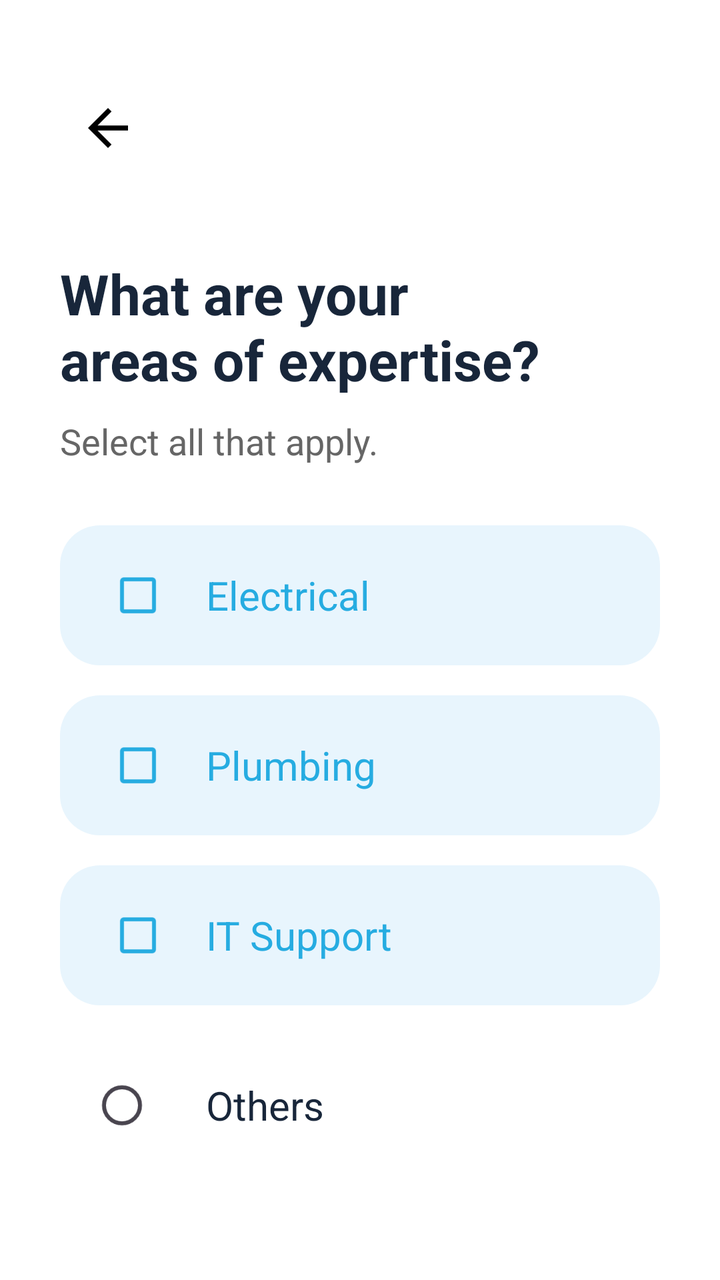
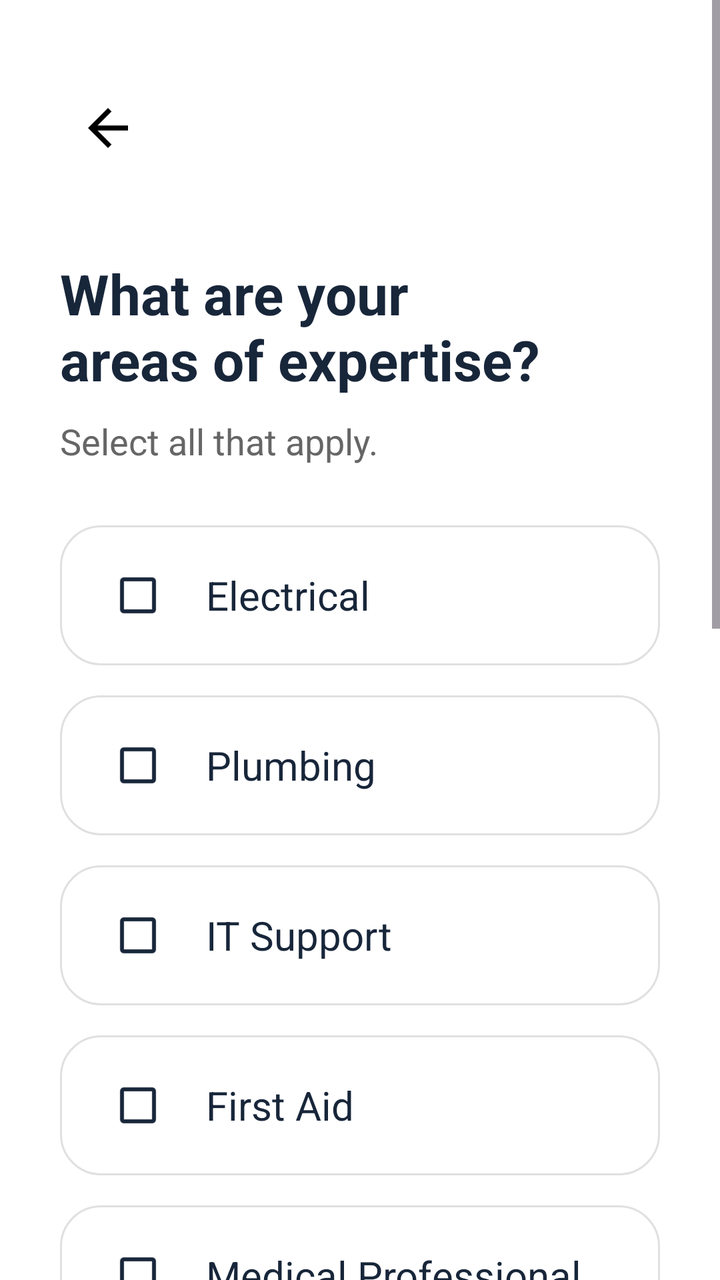

Before-and-after screenshots of an Android layout around one commit, followed by the original layout XML and the change that was made.
<!-- AndroidManifest.xml: application theme Theme.OnServe -->
<!-- res/layout/activity_dashboard.xml -->
<LinearLayout xmlns:android="http://schemas.android.com/apk/res/android"
    android:layout_width="match_parent"
    android:layout_height="match_parent"
    android:orientation="vertical"
    android:padding="30dp"
    android:background="@color/white">

    <ImageView
        android:id="@+id/iv_back_arrow"
        android:layout_width="48dp"
        android:layout_height="48dp"
        android:padding="9dp"
        android:src="@drawable/ic_back_arrow"
        android:layout_marginTop="10dp"
        android:clickable="true"
        android:focusable="true"
        android:background="?attr/selectableItemBackgroundBorderless"/>

    <TextView
        android:layout_width="wrap_content"
        android:layout_height="wrap_content"
        android:text="What are your\nareas of expertise?"
        android:textSize="28sp"
        android:textStyle="bold"
        android:textColor="@color/navy_onserve"
        android:layout_marginTop="40dp"/>

    <TextView
        android:layout_width="wrap_content"
        android:layout_height="wrap_content"
        android:text="Select all that apply."
        android:textSize="18sp"
        android:textColor="#666666"
        android:layout_marginTop="10dp"
        android:layout_marginBottom="30dp"/>

    
    <LinearLayout
        android:layout_width="match_parent"
        android:layout_height="70dp"
        android:background="@drawable/card_selection_bg"
        android:gravity="center_vertical"
        android:padding="15dp"
        android:layout_marginBottom="15dp">
        <CheckBox android:layout_width="wrap_content" android:layout_height="wrap_content" android:buttonTint="@color/blue_onserve" android:checked="true"/>
        <TextView android:layout_width="wrap_content" android:layout_height="wrap_content" android:text="Electrical" android:textSize="20sp" android:textColor="@color/blue_onserve" android:layout_marginLeft="10dp"/>
    </LinearLayout>

    <LinearLayout
        android:layout_width="match_parent"
        android:layout_height="70dp"
        android:background="@drawable/card_selection_bg"
        android:gravity="center_vertical"
        android:padding="15dp"
        android:layout_marginBottom="15dp">
        <CheckBox android:layout_width="wrap_content" android:layout_height="wrap_content" android:buttonTint="@color/blue_onserve" android:checked="true"/>
        <TextView android:layout_width="wrap_content" android:layout_height="wrap_content" android:text="Plumbing" android:textSize="20sp" android:textColor="@color/blue_onserve" android:layout_marginLeft="10dp"/>
    </LinearLayout>

    <LinearLayout
        android:layout_width="match_parent"
        android:layout_height="70dp"
        android:background="@drawable/card_selection_bg"
        android:gravity="center_vertical"
        android:padding="15dp"
        android:layout_marginBottom="15dp">
        <CheckBox android:layout_width="wrap_content" android:layout_height="wrap_content" android:buttonTint="@color/blue_onserve" android:checked="true"/>
        <TextView android:layout_width="wrap_content" android:layout_height="wrap_content" android:text="IT Support" android:textSize="20sp" android:textColor="@color/blue_onserve" android:layout_marginLeft="10dp"/>
    </LinearLayout>

    <LinearLayout
        android:layout_width="match_parent"
        android:layout_height="70dp"
        android:gravity="center_vertical"
        android:padding="15dp">
        <RadioButton android:layout_width="wrap_content" android:layout_height="wrap_content" android:buttonTint="@color/navy_onserve"/>
        <TextView android:layout_width="wrap_content" android:layout_height="wrap_content" android:text="Others" android:textSize="20sp" android:textColor="@color/navy_onserve" android:layout_marginLeft="10dp"/>
    </LinearLayout>

    <android.widget.Button
        android:id="@+id/btn_create_account"
        android:layout_width="match_parent"
        android:layout_height="60dp"
        android:layout_marginTop="30dp"
        android:text="Create Account"
        android:textAllCaps="false"
        android:background="@drawable/button_navy_rounded"
        android:textColor="@color/white"/>

</LinearLayout>
<!-- resources referenced by this layout -->
<resources>
  <color name="blue_onserve">#26ace1</color>
  <color name="navy_onserve">#18263a</color>
  <color name="white">#ffffff</color>
  <!-- drawable button_navy_rounded (drawable) -->
  <shape xmlns:android="http://schemas.android.com/apk/res/android">
      <solid android:color="@color/navy_onserve" />
      <corners android:radius="12dp" />
  </shape>
  <!-- drawable card_selection_bg (drawable) -->
  <shape xmlns:android="http://schemas.android.com/apk/res/android">
      <solid android:color="#e8f5fd" />
      <corners android:radius="20dp" />
  </shape>
  <!-- drawable ic_back_arrow (drawable) -->
  <vector xmlns:android="http://schemas.android.com/apk/res/android"
      android:width="24dp"
      android:height="24dp"
      android:viewportWidth="24"
      android:viewportHeight="24">
    <path
        android:fillColor="#000000"
        android:pathData="M20,11H7.83l5.59,-5.59L12,4l-8,8 8,8 1.41,-1.41L7.83,13H20v-2z"/>
  </vector>
  <style name="Theme.OnServe" parent="Base.Theme.OnServe" />
  <style name="Base.Theme.OnServe" parent="Theme.Material3.DayNight.NoActionBar">
          
          
      </style>
</resources>

<!-- the commit's change to res/layout/activity_dashboard.xml (unified diff, before → after) -->
@@ -1,90 +1,265 @@
-<LinearLayout xmlns:android="http://schemas.android.com/apk/res/android"
+<ScrollView xmlns:android="http://schemas.android.com/apk/res/android"
     android:layout_width="match_parent"
     android:layout_height="match_parent"
-    android:orientation="vertical"
-    android:padding="30dp"
-    android:background="@color/white">
-
-    <ImageView
-        android:id="@+id/iv_back_arrow"
-        android:layout_width="48dp"
-        android:layout_height="48dp"
-        android:padding="9dp"
-        android:src="@drawable/ic_back_arrow"
-        android:layout_marginTop="10dp"
-        android:clickable="true"
-        android:focusable="true"
-        android:background="?attr/selectableItemBackgroundBorderless"/>
-
-    <TextView
-        android:layout_width="wrap_content"
-        android:layout_height="wrap_content"
-        android:text="What are your\nareas of expertise?"
-        android:textSize="28sp"
-        android:textStyle="bold"
-        android:textColor="@color/navy_onserve"
-        android:layout_marginTop="40dp"/>
-
-    <TextView
-        android:layout_width="wrap_content"
-        android:layout_height="wrap_content"
-        android:text="Select all that apply."
-        android:textSize="18sp"
-        android:textColor="#666666"
-        android:layout_marginTop="10dp"
-        android:layout_marginBottom="30dp"/>
-
-    
+    android:background="@color/white"
+    android:fillViewport="true">
+
     <LinearLayout
         android:layout_width="match_parent"
-        android:layout_height="70dp"
-        android:background="@drawable/card_selection_bg"
-        android:gravity="center_vertical"
-        android:padding="15dp"
-        android:layout_marginBottom="15dp">
-        <CheckBox android:layout_width="wrap_content" android:layout_height="wrap_content" android:buttonTint="@color/blue_onserve" android:checked="true"/>
-        <TextView android:layout_width="wrap_content" android:layout_height="wrap_content" android:text="Electrical" android:textSize="20sp" android:textColor="@color/blue_onserve" android:layout_marginLeft="10dp"/>
+        android:layout_height="wrap_content"
+        android:orientation="vertical"
+        android:padding="30dp">
+
+        <ImageView
+            android:id="@+id/iv_back_arrow"
+            android:layout_width="48dp"
+            android:layout_height="48dp"
+            android:padding="9dp"
+            android:src="@drawable/ic_back_arrow"
+            android:layout_marginTop="10dp"
+            android:clickable="true"
+            android:focusable="true"
+            android:background="?attr/selectableItemBackgroundBorderless"/>
+
+        <TextView
+            android:layout_width="wrap_content"
+            android:layout_height="wrap_content"
+            android:text="What are your\nareas of expertise?"
+            android:textSize="28sp"
+            android:textStyle="bold"
+            android:textColor="@color/navy_onserve"
+            android:layout_marginTop="40dp"/>
+
+        <TextView
+            android:layout_width="wrap_content"
+            android:layout_height="wrap_content"
+            android:text="Select all that apply."
+            android:textSize="18sp"
+            android:textColor="#666666"
+            android:layout_marginTop="10dp"
+            android:layout_marginBottom="30dp"/>
+
+        
+        <LinearLayout
+            android:layout_width="match_parent"
+            android:layout_height="70dp"
+            android:background="@drawable/card_selection_bg"
+            android:gravity="center_vertical"
+            android:padding="15dp"
+            android:layout_marginBottom="15dp">
+            <CheckBox
+                android:id="@+id/cb_electrical"
+                android:layout_width="wrap_content"
+                android:layout_height="wrap_content"
+                android:buttonTint="@color/navy_onserve"/>
+            <TextView android:layout_width="wrap_content" android:layout_height="wrap_content" android:text="Electrical" android:textSize="20sp" android:textColor="@color/navy_onserve" android:layout_marginLeft="10dp"/>
+        </LinearLayout>
+
+        <LinearLayout
+            android:layout_width="match_parent"
+            android:layout_height="70dp"
+            android:background="@drawable/card_selection_bg"
+            android:gravity="center_vertical"
+            android:padding="15dp"
+            android:layout_marginBottom="15dp">
+            <CheckBox
+                android:id="@+id/cb_plumbing"
+                android:layout_width="wrap_content"
+                android:layout_height="wrap_content"
+                android:buttonTint="@color/navy_onserve"/>
+            <TextView android:layout_width="wrap_content" android:layout_height="wrap_content" android:text="Plumbing" android:textSize="20sp" android:textColor="@color/navy_onserve" android:layout_marginLeft="10dp"/>
+        </LinearLayout>
+
+        <LinearLayout
+            android:layout_width="match_parent"
+            android:layout_height="70dp"
+            android:background="@drawable/card_selection_bg"
+            android:gravity="center_vertical"
+            android:padding="15dp"
+            android:layout_marginBottom="15dp">
+            <CheckBox
+                android:id="@+id/cb_it_support"
+                android:layout_width="wrap_content"
+                android:layout_height="wrap_content"
+                android:buttonTint="@color/navy_onserve"/>
+            <TextView android:layout_width="wrap_content" android:layout_height="wrap_content" android:text="IT Support" android:textSize="20sp" android:textColor="@color/navy_onserve" android:layout_marginLeft="10dp"/>
+        </LinearLayout>
+
+        <LinearLayout
+            android:layout_width="match_parent"
+            android:layout_height="70dp"
+            android:background="@drawable/card_selection_bg"
+            android:gravity="center_vertical"
+            android:padding="15dp"
+            android:layout_marginBottom="15dp">
+            <CheckBox
+                android:id="@+id/cb_first_aid"
+                android:layout_width="wrap_content"
+                android:layout_height="wrap_content"
+                android:buttonTint="@color/navy_onserve"/>
+            <TextView android:layout_width="wrap_content" android:layout_height="wrap_content" android:text="First Aid" android:textSize="20sp" android:textColor="@color/navy_onserve" android:layout_marginLeft="10dp"/>
+        </LinearLayout>
+
+        <LinearLayout
+            android:layout_width="match_parent"
+            android:layout_height="70dp"
+            android:background="@drawable/card_selection_bg"
+            android:gravity="center_vertical"
+            android:padding="15dp"
+            android:layout_marginBottom="15dp">
+            <CheckBox
+                android:id="@+id/cb_medical"
+                android:layout_width="wrap_content"
+                android:layout_height="wrap_content"
+                android:buttonTint="@color/navy_onserve"/>
+            <TextView android:layout_width="wrap_content" android:layout_height="wrap_content" android:text="Medical Professional" android:textSize="20sp" android:textColor="@color/navy_onserve" android:layout_marginLeft="10dp"/>
+        </LinearLayout>
+
+        <LinearLayout
+            android:layout_width="match_parent"
+            android:layout_height="70dp"
+            android:background="@drawable/card_selection_bg"
+            android:gravity="center_vertical"
+            android:padding="15dp"
+            android:layout_marginBottom="15dp">
+            <CheckBox
+                android:id="@+id/cb_manual_labor"
+                android:layout_width="wrap_content"
+                android:layout_height="wrap_content"
+                android:buttonTint="@color/navy_onserve"/>
+            <TextView android:layout_width="wrap_content" android:layout_height="wrap_content" android:text="Manual Labor" android:textSize="20sp" android:textColor="@color/navy_onserve" android:layout_marginLeft="10dp"/>
+        </LinearLayout>
+
+        <LinearLayout
+            android:layout_width="match_parent"
+            android:layout_height="70dp"
+            android:background="@drawable/card_selection_bg"
+            android:gravity="center_vertical"
+            android:padding="15dp"
+            android:layout_marginBottom="15dp">
+            <CheckBox
+                android:id="@+id/cb_vehicle_transport"
+                android:layout_width="wrap_content"
+                android:layout_height="wrap_content"
+                android:buttonTint="@color/navy_onserve"/>
+            <TextView android:layout_width="wrap_content" android:layout_height="wrap_content" android:text="Vehicle Transport" android:textSize="20sp" android:textColor="@color/navy_onserve" android:layout_marginLeft="10dp"/>
+        </LinearLayout>
+
+        <LinearLayout
+            android:layout_width="match_parent"
+            android:layout_height="70dp"
+            android:background="@drawable/card_selection_bg"
+            android:gravity="center_vertical"
+            android:padding="15dp"
+            android:layout_marginBottom="15dp">
+            <CheckBox
+                android:id="@+id/cb_delivery"
+                android:layout_width="wrap_content"
+                android:layout_height="wrap_content"
+                android:buttonTint="@color/navy_onserve"/>
+            <TextView android:layout_width="wrap_content" android:layout_height="wrap_content" android:text="Delivery &amp; Distribution" android:textSize="20sp" android:textColor="@color/navy_onserve" android:layout_marginLeft="10dp"/>
+        </LinearLayout>
+
+        <LinearLayout
+            android:layout_width="match_parent"
+            android:layout_height="70dp"
+            android:background="@drawable/card_selection_bg"
+            android:gravity="center_vertical"
+            android:padding="15dp"
+            android:layout_marginBottom="15dp">
+            <CheckBox
+                android:id="@+id/cb_debris"
+                android:layout_width="wrap_content"
+                android:layout_height="wrap_content"
+                android:buttonTint="@color/navy_onserve"/>
+            <TextView android:layout_width="wrap_content" android:layout_height="wrap_content" android:text="Debris Cleaning" android:textSize="20sp" android:textColor="@color/navy_onserve" android:layout_marginLeft="10dp"/>
+        </LinearLayout>
+
+        <LinearLayout
+            android:layout_width="match_parent"
+            android:layout_height="70dp"
+            android:background="@drawable/card_selection_bg"
+            android:gravity="center_vertical"
+            android:padding="15dp"
+            android:layout_marginBottom="15dp">
+            <CheckBox
+                android:id="@+id/cb_communications"
+                android:layout_width="wrap_content"
+                android:layout_height="wrap_content"
+                android:buttonTint="@color/navy_onserve"/>
+            <TextView android:layout_width="wrap_content" android:layout_height="wrap_content" android:text="Communications" android:textSize="20sp" android:textColor="@color/navy_onserve" android:layout_marginLeft="10dp"/>
+        </LinearLayout>
+
+        
+        <LinearLayout
+            android:layout_width="match_parent"
+            android:layout_height="70dp"
+            android:gravity="center_vertical"
+            android:padding="15dp">
+            <CheckBox
+                android:id="@+id/cb_others"
+                android:layout_width="wrap_content"
+                android:layout_height="wrap_content"
+                android:buttonTint="@color/navy_onserve"/>
+            <TextView android:layout_width="wrap_content" android:layout_height="wrap_content" android:text="Others" android:textSize="20sp" android:textColor="@color/navy_onserve" android:layout_marginLeft="10dp"/>
+        </LinearLayout>
+
+        
+        <LinearLayout
+            android:id="@+id/layout_others_container"
+            android:layout_width="match_parent"
+            android:layout_height="wrap_content"
+            android:orientation="vertical"
+            android:visibility="gone"
+            android:layout_marginTop="10dp">
+
+            <LinearLayout
+                android:layout_width="match_parent"
+                android:layout_height="wrap_content"
+                android:orientation="horizontal"
+                android:gravity="center_vertical"
+                android:layout_marginBottom="10dp">
+
+                <EditText
+                    android:id="@+id/et_other_expertise"
+                    android:layout_width="0dp"
+                    android:layout_height="50dp"
+                    android:layout_weight="1"
+                    android:hint="Specify expertise"
+                    android:inputType="textPersonName"
+                    android:autofillHints="name"
+                    android:background="@drawable/input_rounded"
+                    android:paddingStart="15dp"
+                    android:paddingEnd="15dp"/>
+
+                <ImageButton
+                    android:id="@+id/btn_add_other"
+                    android:layout_width="50dp"
+                    android:layout_height="50dp"
+                    android:layout_marginLeft="10dp"
+                    android:src="@android:drawable/ic_input_add"
+                    android:background="@drawable/button_navy_rounded"
+                    android:tint="@color/white"
+                    android:contentDescription="Add more"/>
+            </LinearLayout>
+
+            
+            <LinearLayout
+                android:id="@+id/layout_dynamic_others"
+                android:layout_width="match_parent"
+                android:layout_height="wrap_content"
+                android:orientation="vertical"/>
+        </LinearLayout>
+
+        <android.widget.Button
+            android:id="@+id/btn_create_account"
+            android:layout_width="match_parent"
+            android:layout_height="60dp"
+            android:layout_marginTop="30dp"
+            android:text="Create Account"
+            android:textAllCaps="false"
+            android:background="@drawable/button_navy_rounded"
+            android:textColor="@color/white"/>
+
     </LinearLayout>
-
-    <LinearLayout
-        android:layout_width="match_parent"
-        android:layout_height="70dp"
-        android:background="@drawable/card_selection_bg"
-        android:gravity="center_vertical"
-        android:padding="15dp"
-        android:layout_marginBottom="15dp">
-        <CheckBox android:layout_width="wrap_content" android:layout_height="wrap_content" android:buttonTint="@color/blue_onserve" android:checked="true"/>
-        <TextView android:layout_width="wrap_content" android:layout_height="wrap_content" android:text="Plumbing" android:textSize="20sp" android:textColor="@color/blue_onserve" android:layout_marginLeft="10dp"/>
-    </LinearLayout>
-
-    <LinearLayout
-        android:layout_width="match_parent"
-        android:layout_height="70dp"
-        android:background="@drawable/card_selection_bg"
-        android:gravity="center_vertical"
-        android:padding="15dp"
-        android:layout_marginBottom="15dp">
-        <CheckBox android:layout_width="wrap_content" android:layout_height="wrap_content" android:buttonTint="@color/blue_onserve" android:checked="true"/>
-        <TextView android:layout_width="wrap_content" android:layout_height="wrap_content" android:text="IT Support" android:textSize="20sp" android:textColor="@color/blue_onserve" android:layout_marginLeft="10dp"/>
-    </LinearLayout>
-
-    <LinearLayout
-        android:layout_width="match_parent"
-        android:layout_height="70dp"
-        android:gravity="center_vertical"
-        android:padding="15dp">
-        <RadioButton android:layout_width="wrap_content" android:layout_height="wrap_content" android:buttonTint="@color/navy_onserve"/>
-        <TextView android:layout_width="wrap_content" android:layout_height="wrap_content" android:text="Others" android:textSize="20sp" android:textColor="@color/navy_onserve" android:layout_marginLeft="10dp"/>
-    </LinearLayout>
-
-    <android.widget.Button
-        android:id="@+id/btn_create_account"
-        android:layout_width="match_parent"
-        android:layout_height="60dp"
-        android:layout_marginTop="30dp"
-        android:text="Create Account"
-        android:textAllCaps="false"
-        android:background="@drawable/button_navy_rounded"
-        android:textColor="@color/white"/>
-
-</LinearLayout>
+</ScrollView>
<!-- resource entries referenced after the edit -->
@@ -1,6 +1,5 @@
 <!-- resources referenced by this layout -->
 <resources>
-  <color name="blue_onserve">#26ace1</color>
   <color name="navy_onserve">#18263a</color>
   <color name="white">#ffffff</color>
   <!-- drawable button_navy_rounded (drawable) -->
@@ -9,8 +8,10 @@
       <corners android:radius="12dp" />
   </shape>
   <!-- drawable card_selection_bg (drawable) -->
+  <?xml version="1.0" encoding="utf-8"?>
   <shape xmlns:android="http://schemas.android.com/apk/res/android">
-      <solid android:color="#e8f5fd" />
+      <solid android:color="@color/white" />
+      <stroke android:width="1dp" android:color="@color/gray_border" />
       <corners android:radius="20dp" />
   </shape>
   <!-- drawable ic_back_arrow (drawable) -->
@@ -23,7 +24,14 @@
         android:fillColor="#000000"
         android:pathData="M20,11H7.83l5.59,-5.59L12,4l-8,8 8,8 1.41,-1.41L7.83,13H20v-2z"/>
   </vector>
+  <!-- drawable input_rounded (drawable) -->
+  <shape xmlns:android="http://schemas.android.com/apk/res/android">
+      <solid android:color="#ffffff" />
+      <stroke android:width="1dp" android:color="@color/gray_border" />
+      <corners android:radius="15dp" />
+  </shape>
   <style name="Theme.OnServe" parent="Base.Theme.OnServe" />
+  <color name="gray_border">#E0E0E0</color>
   <style name="Base.Theme.OnServe" parent="Theme.Material3.DayNight.NoActionBar">
           
           
